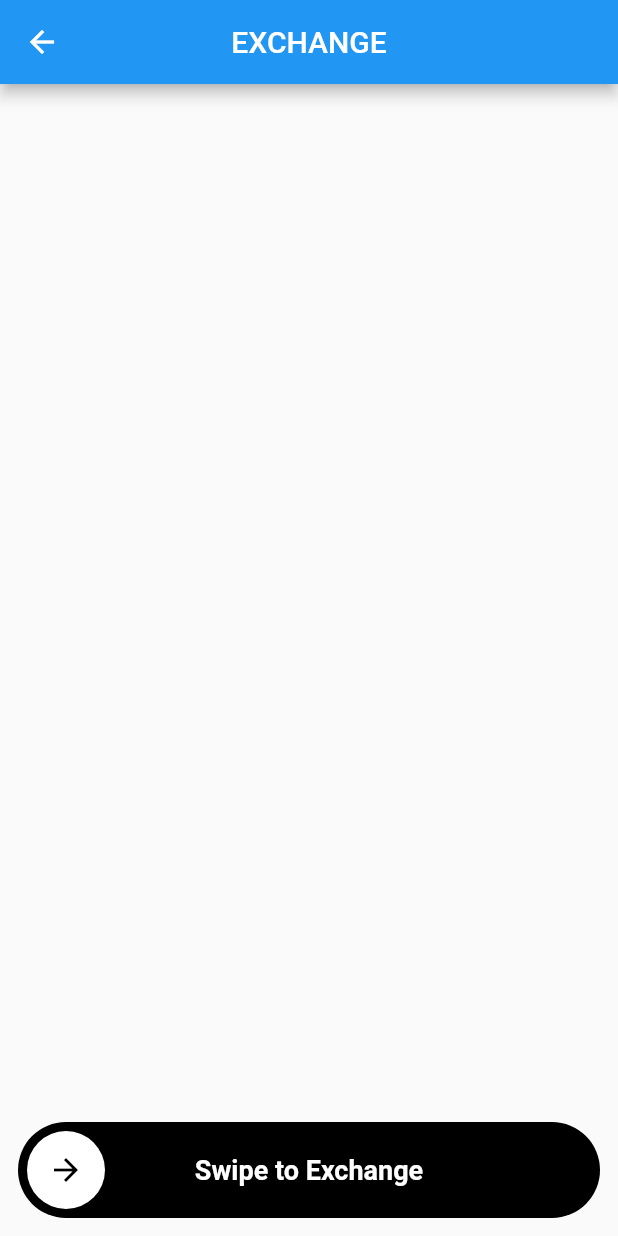
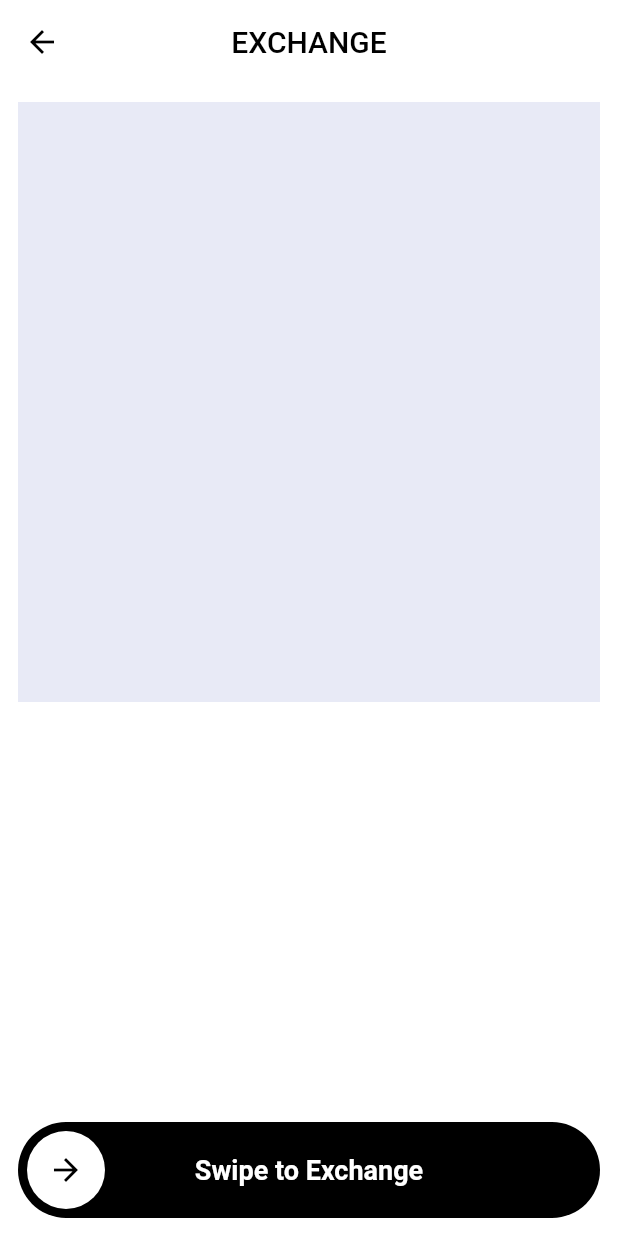
Before and after one commit to JAICHANGPARK/flutter_notebook_chapter_24, a Flutter app: the CwaExchangePage screen opened directly, on a phone screen of 412 x 824 dp. Run offline on Flutter 3.47's test engine with Material 2 defaults, Android fonts, the phone set to English and light mode, and no system bars; our stand-ins replace flutter_riverpod, freezed_annotation, ionicons; missing offline and left inert: crypto_font_icons.

Commit message:
Update cwa_exchange_page.dart

```diff
--- a/lib/ep1357_crypto_wallet_app/view/cwa_exchange_page.dart
+++ b/lib/ep1357_crypto_wallet_app/view/cwa_exchange_page.dart
@@ -13,15 +13,29 @@ class _CwaExchangePageState extends State<CwaExchangePage> {
   @override
   Widget build(BuildContext context) {
     return Scaffold(
+      backgroundColor: Colors.white,
       appBar: AppBar(
         centerTitle: true,
-        title: Text("EXCHANGE"),
+        title: const Text("EXCHANGE"),
+        elevation: 0,
+        backgroundColor: Colors.white,
+        foregroundColor: Colors.black,
       ),
       body: Padding(
         padding: const EdgeInsets.all(12.0),
         child: Column(
           children: [
-            Expanded(child: Column()),
+            Expanded(
+                child: Column(
+              children: [
+                Container(
+                  height: 400,
+                  decoration: BoxDecoration(
+                    color: Colors.indigo[50],
+                  ),
+                )
+              ],
+            )),
             Container(
               height: 64,
               decoration: BoxDecoration(
@@ -54,7 +68,7 @@ class _CwaExchangePageState extends State<CwaExchangePage> {
                           _sliderXCord = 8.0;
                         });
                       },
-                      child: CircleAvatar(
+                      child: const CircleAvatar(
                         radius: 26,
                         backgroundColor: Colors.white,
                         foregroundColor: Colors.black,
@@ -64,7 +78,7 @@ class _CwaExchangePageState extends State<CwaExchangePage> {
                       ),
                     ),
                   ),
-                  Positioned(
+                  const Positioned(
                     child: Center(
                       child: Text(
                         "Swipe to Exchange",
```
